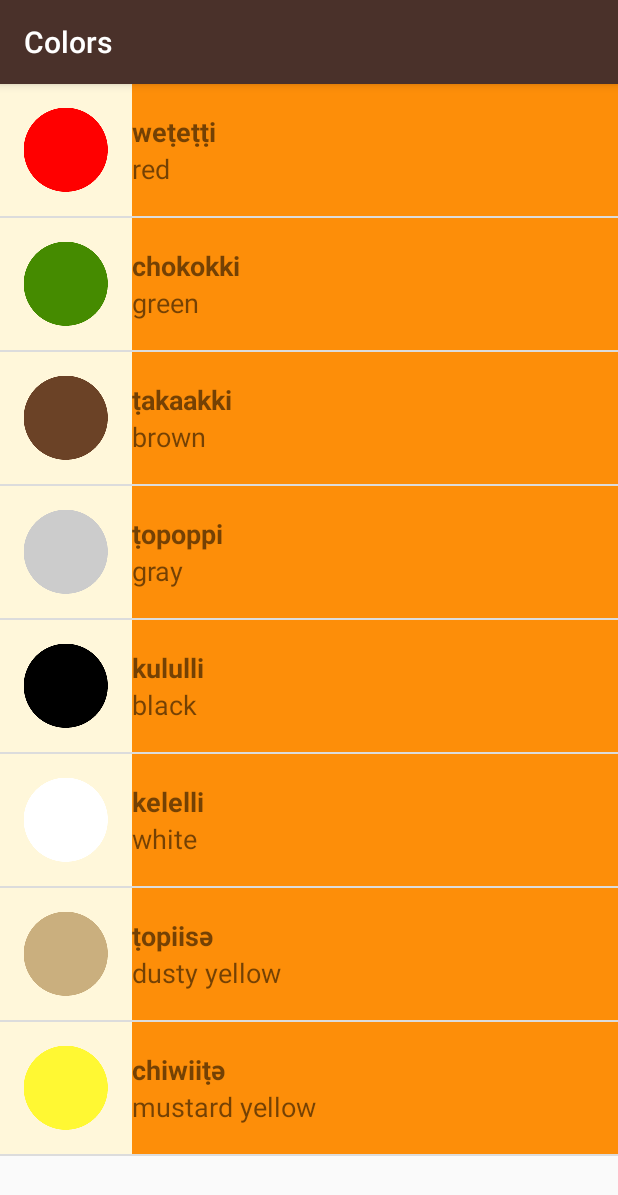
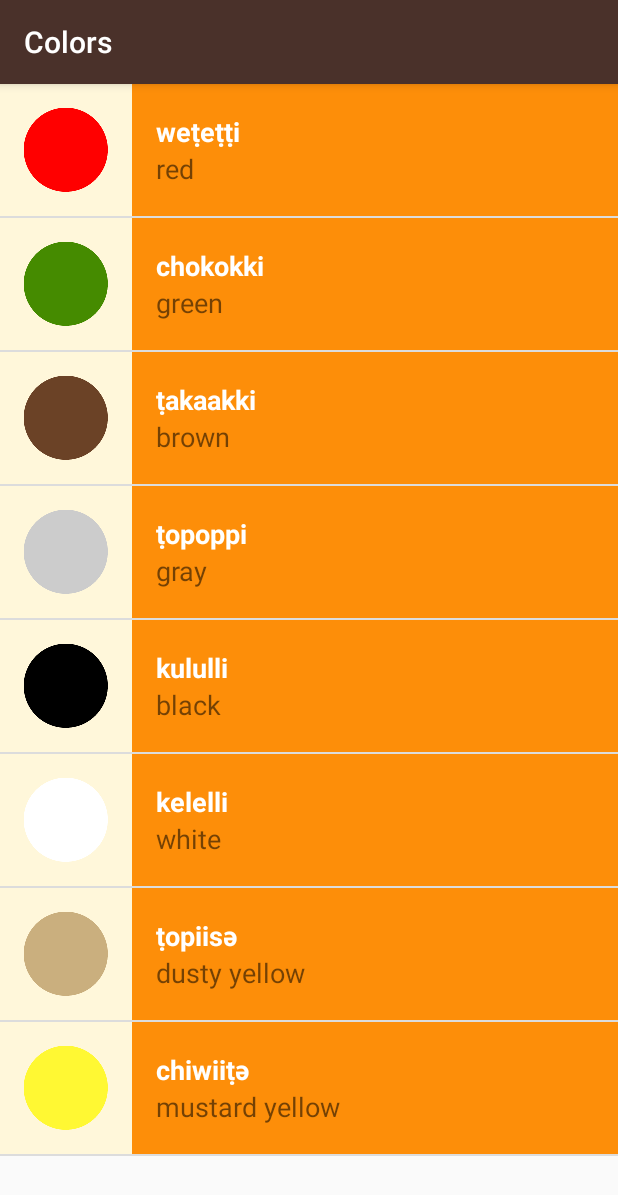
Before and after one commit to Pujolsluis/udacityAndroidBasicCoursePract, an Android app: the ColorsActivity screen opened directly, with no data from a screen before it, on a phone screen of 412 x 824 dp. Shown: the top 1195 px of the screen. Run offline under Robolectric (Android 15) with nearby library versions, the phone set to English and light mode, and no system bars.

Commit message:
FIX "added the padding to both text views in the category list, and also fixed the color attribute for the miwok text view style now its working correctly"

```diff
--- a/Miwok Project/app/src/main/res/layout/list_item.xml
+++ b/Miwok Project/app/src/main/res/layout/list_item.xml
@@ -27,13 +27,14 @@
             style="@style/CategoryItemViewStyle">
 
             <TextView
+                style="@style/CategoryItemMiwokWordStyle"
                 tools:text="lutti"
                 android:id="@+id/miwok_textView"
                 android:layout_width="match_parent"
                 android:layout_height="0dp"
                 android:layout_weight="1"
                 android:gravity="bottom"
-                style="@style/CategoryItemMiwokWordStyle"
+                android:paddingLeft="16dp"
                 />
             <TextView
                 tools:text="one"
@@ -43,6 +44,7 @@
                 android:layout_weight="1"
                 android:gravity="top"
                 android:textSize="18sp"
+                android:paddingLeft="16dp"
                 />
 
         </LinearLayout>
--- a/Miwok Project/app/src/main/res/values/styles.xml
+++ b/Miwok Project/app/src/main/res/values/styles.xml
@@ -32,9 +32,8 @@
     </style>
     <style name="CategoryItemMiwokWordStyle">
         <item name="android:textStyle">bold</item>
-        <item name="android:color">@android:color/white</item>
+        <item name="android:textColor">@android:color/white</item>
         <item name="android:textSize">18sp</item>
-        <!--<item name="android:paddingLeft">16dp</item>-->
     </style>
     <style name="CategoryImageViewStyle">
         <item name="android:background">@color/tan_background</item>
```
